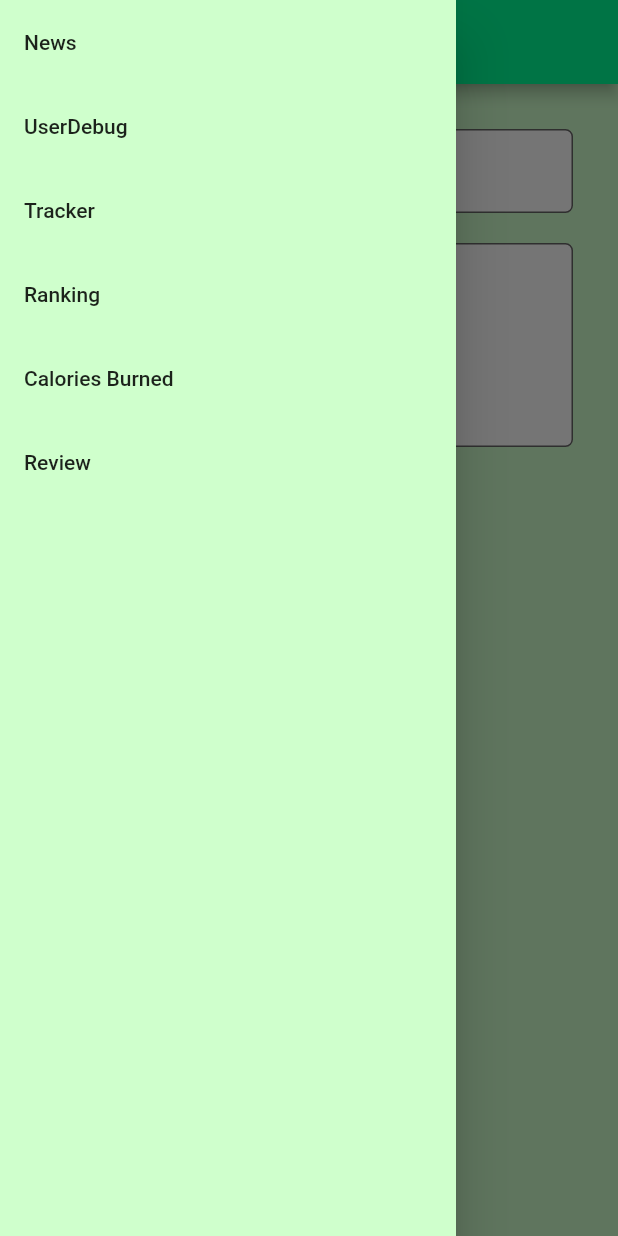
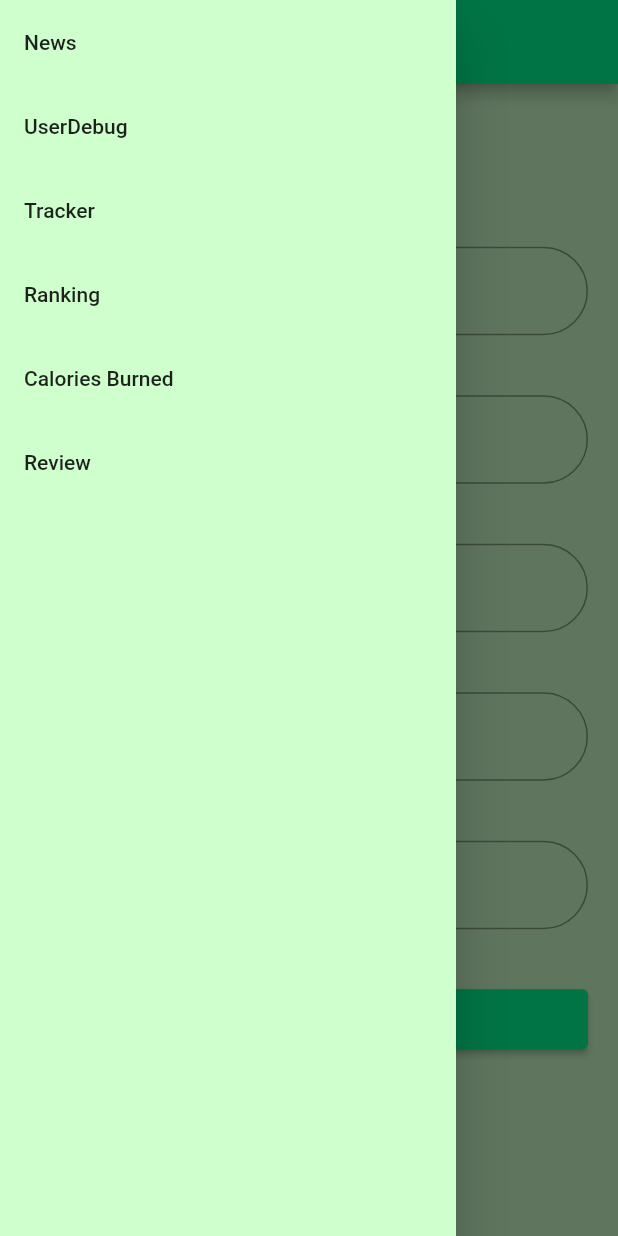
Before and after one commit to PTS-C07-PBP/EcoFriendApp, a Flutter app: the RegisterPage screen opened directly, with the side drawer open, on a phone screen of 412 x 824 dp. Run offline on Flutter 3.47's test engine with Material 2 defaults, Android fonts, the phone set to English and light mode, and no system bars; our stand-ins replace cached_network_image; missing offline and left inert: pbp_django_auth; network calls fail.

Commit message:
add register page

```diff
--- a/ecofriend/lib/pages/user/register.dart
+++ b/ecofriend/lib/pages/user/register.dart
@@ -48,12 +48,15 @@ class _RegisterPageState extends State<RegisterPage> {
   String _username = "";
   String _firstname = "";
   String _lastname = "";
+  String _password1 = "";
+  String _password2 = "";
   String? _role = 'EcoUser';
   final List<String> _listRole = [
     'Admin',
     'EcoUser',
   ];
-  String _description = '';
+
+  String statusMessage = "";
 
   @override
   Widget build(BuildContext context) {
@@ -72,127 +75,202 @@ class _RegisterPageState extends State<RegisterPage> {
       drawer: const CustomDrawer(),
       body: Form(
         key: _registerFormKey,
-        child: SingleChildScrollView(
-          child: Container(
-            padding: const EdgeInsets.all(20.0),
-            height: MediaQuery.of(context).size.height -
-                AppBar().preferredSize.height,
         child: Column(
-              children: [
-                Padding(
-                  // Input Title
-                  padding: const EdgeInsets.all(10.0),
+          crossAxisAlignment: CrossAxisAlignment.center,
+          mainAxisAlignment: MainAxisAlignment.center,
+          children: <Widget>[
+            Container(
+              padding: const EdgeInsets.all(20),
               child: TextFormField(
                 decoration: InputDecoration(
-                      filled: true,
-                      fillColor: const Color(0xffffffff),
-                      labelText: "Title",
                   border: OutlineInputBorder(
-                        borderRadius: BorderRadius.circular(5.0),
+                    borderRadius: BorderRadius.circular(90.0),
                   ),
+                  labelText: 'Username',
                 ),
-                    style: const TextStyle(
-                      fontSize: 14.0,
-                    ),
-
-                    // Update variabel title
                 onChanged: (String? value) {
-                      setState(() {
+                    setState((){
                         _username = value!;
                     });
                 },
-                    onSaved: (String? value) {
-                      setState(() {
-                        _username = value!;
-                      });
-                    },
-
-                    // Validator sebagai validasi form
                 validator: (String? value) {
                     if (value == null || value.isEmpty) {
-                        return 'Title cannot be empty!';
+                        return 'Username is required!';
                     }
                     return null;
                 },
               ),
             ),
-
-                Padding(
-                  // Input description
-                  padding: const EdgeInsets.all(10.0),
+            Container(
+              padding: const EdgeInsets.all(20),
               child: TextFormField(
-                    maxLines: 6,
                 decoration: InputDecoration(
-                      filled: true,
-                      fillColor: const Color(0xffffffff),
-                      labelText: "Description",
-                      alignLabelWithHint: true,
                   border: OutlineInputBorder(
-                        borderRadius: BorderRadius.circular(5.0),
+                    borderRadius: BorderRadius.circular(90.0),
                   ),
+                  labelText: 'First Name',
                 ),
-                    style: const TextStyle(
-                      fontSize: 14.0,
-                    ),
-
-                    // Update variabel description
                 onChanged: (String? value) {
-                      setState(() {
-                        _description = value!;
+                    setState((){
+                        _firstname = value!;
                     });
                 },
-                    onSaved: (String? value) {
-                      setState(() {
-                        _description = value!;
-                      });
-                    },
-
-                    // Validator sebagai validasi form
                 validator: (String? value) {
                     if (value == null || value.isEmpty) {
-                        return 'Description cannot be empty!';
+                        return 'Username is required!';
                     }
                     return null;
                 },
               ),
             ),
-                const Spacer(),
-                SizedBox(
-                    width: 150,
-                    height: 50,
-                    child: TextButton(
-                      style: ButtonStyle(
-                        backgroundColor:
-                            MaterialStateProperty.all(const Color(0xff00fc97)),
+            Container(
+              padding: const EdgeInsets.all(20),
+              child: TextFormField(
+                decoration: InputDecoration(
+                  border: OutlineInputBorder(
+                    borderRadius: BorderRadius.circular(90.0),
                   ),
-                      onPressed: () {
-                        if (_registerFormKey.currentState!.validate()) {
-                          postArticle(request);
-                          print(_username);
-                          print(_role);
-                          print(_description);
-                          Navigator.pop(context);
+                  labelText: 'Last Name',
+                ),
+                onChanged: (String? value) {
+                    setState((){
+                        _firstname = value!;
+                    });
+                },
+                validator: (String? value) {
+                    if (value == null || value.isEmpty) {
+                        return 'Username is required!';
                     }
+                    return null;
                 },
-                      child: const Text(
-                        "Register New EcoUser",
-                        style: TextStyle(color: Colors.black, fontSize: 14),
-                      ),
-                    )),
-              ],
               ),
             ),
+            Container(
+              padding: const EdgeInsets.all(20),
+              child: TextFormField(
+                obscureText: true,
+                decoration: InputDecoration(
+                  border: OutlineInputBorder(
+                    borderRadius: BorderRadius.circular(90.0),
+                  ),
+                  labelText: 'Password',
+                ),
+
+                onChanged: (String? value) {
+                    setState((){
+                        _password1 = value!;
+                    });
+                },
+                validator: (String? value) {
+                    if (value == null || value.isEmpty) {
+                        return 'Password is required!';
+                    }
+                    return null;
+                },
+              ),
+            ),
+            Container(
+              padding: const EdgeInsets.all(20),
+              child: TextFormField(
+                obscureText: true,
+                decoration: InputDecoration(
+                  border: OutlineInputBorder(
+                    borderRadius: BorderRadius.circular(90.0),
+                  ),
+                  labelText: 'Password Confirmation',
+                ),
+
+                onChanged: (String? value) {
+                    setState((){
+                        _password2 = value!;
+                    });
+                },
+                validator: (String? value) {
+                    if (value == null || value.isEmpty) {
+                        return 'Password is required!';
+                    }
+
+                    if (value != _password1) {
+                        return 'Password not matched!';
+                    }
+                    return null;
+                },
+              ),
+            ),
+            Container(
+                height: 80,
+                padding: const EdgeInsets.all(20),
+                child: ElevatedButton(
+                  style: ElevatedButton.styleFrom(
+                    minimumSize: const Size.fromHeight(50),
+                  ),
+                  child: const Text('Log In'),
+                  onPressed: () async {
+                    if (_registerFormKey.currentState!.validate()) {
+                      final response = await request.login("https://ecofriend.up.railway.app/authentication/login/", {
+                                                    'username': _username,
+                                                    'password': _password1,
+                      }).then((value) {
+                        final newValue = new Map<String, dynamic>.from(value);
+                        print(newValue['message']);
+
+                        setState(() {
+                          if (newValue['message'].toString() ==
+                              "Failed to Login, check your email/password.") {
+                            statusMessage = "Invalid username/password!";
+                          } else {
+                            statusMessage = newValue['message'].toString();
+                          }
+                        });
+                      });
+                      if (request.loggedIn) {
+                        // Code here will run if the login succeeded.
+                        ScaffoldMessenger.of(context).showSnackBar(const SnackBar(
+                          content: Text("Login success!"),
+                        ));
+                          Navigator.pushNamed(context, '/');
+                      }
+                      // else {
+                      //   // Code here will run if the login failed (wrong username/password).
+                      //   showDialog(context: context,
+                      //   builder: (context) {
+                      //     return Dialog (
+                      //       shape: RoundedRectangleBorder(borderRadius: BorderRadius.circular(10)),
+                      //       elevation: 10,
+                      //       child: Container(
+                      //         child: ListView(
+                      //           padding: EdgeInsets.symmetric(vertical: 15, horizontal: 15),
+                      //           shrinkWrap: true,
+                      //           children: <Widget>[
+                      //             const Center(
+                      //                 child: Text(
+                      //                     'Username or Password is wrong',
+                      //                     style: TextStyle(
+                      //                         fontSize: 24,
+                      //                         fontWeight: FontWeight.bold
+                      //                     ),
+                      //                 )
+                      //             ),
+                      //             const SizedBox(height: 20),
+                      //             TextButton(
+                      //                 onPressed: () {
+                      //                     Navigator.pop(context);
+                      //                 },
+                      //                 child: const Text('Try again'),
+                      //             )
+                      //           ]
+                      //         )
+                      //       )
+                      //       );
+                      //   });
+                      // }
+                    }
+                  }
+                )),
+            Text(statusMessage),
+          ],
         ),
       ),
     );
   }
-
-  void postArticle(CookieRequest request) async {
-    //TODO: Tunggu authenticate
-    var url = Uri.parse('https://ecofriend.up.railway.app/news/add/');
-
-    var response = await request.post(
-        'https://ecofriend.up.railway.app/news/add/',
-        jsonEncode({'title': _username, 'region': _role, 'description': _description}));
 }
-}
```
Lines whose indentation alone changed are shown as unchanged.
